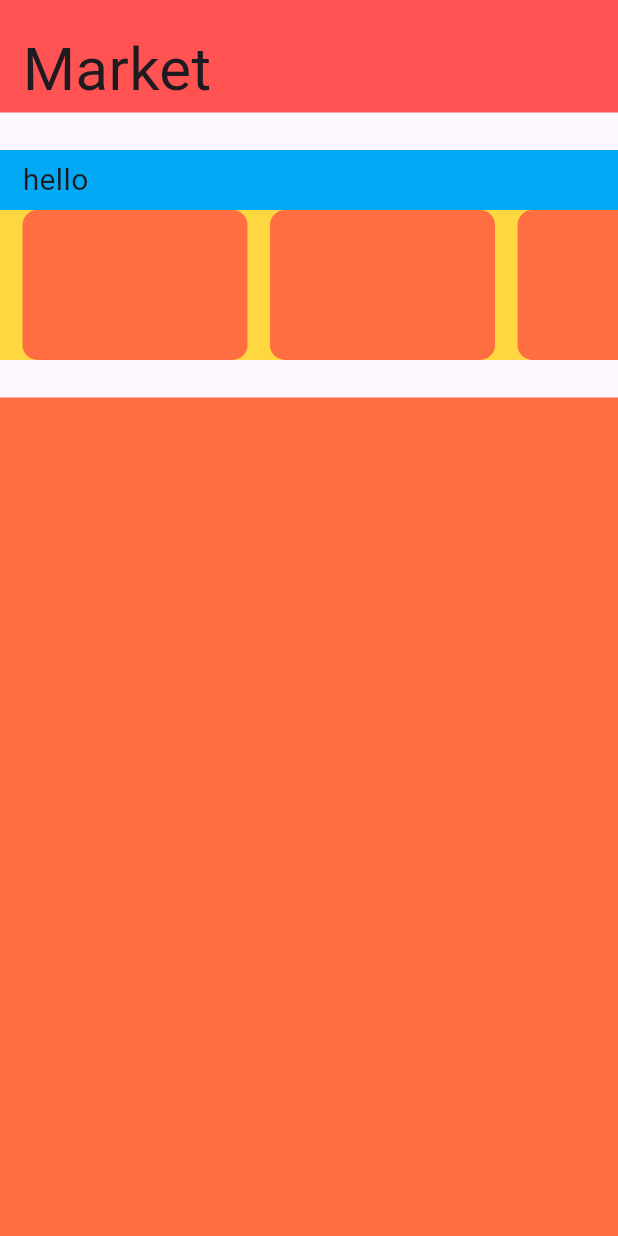
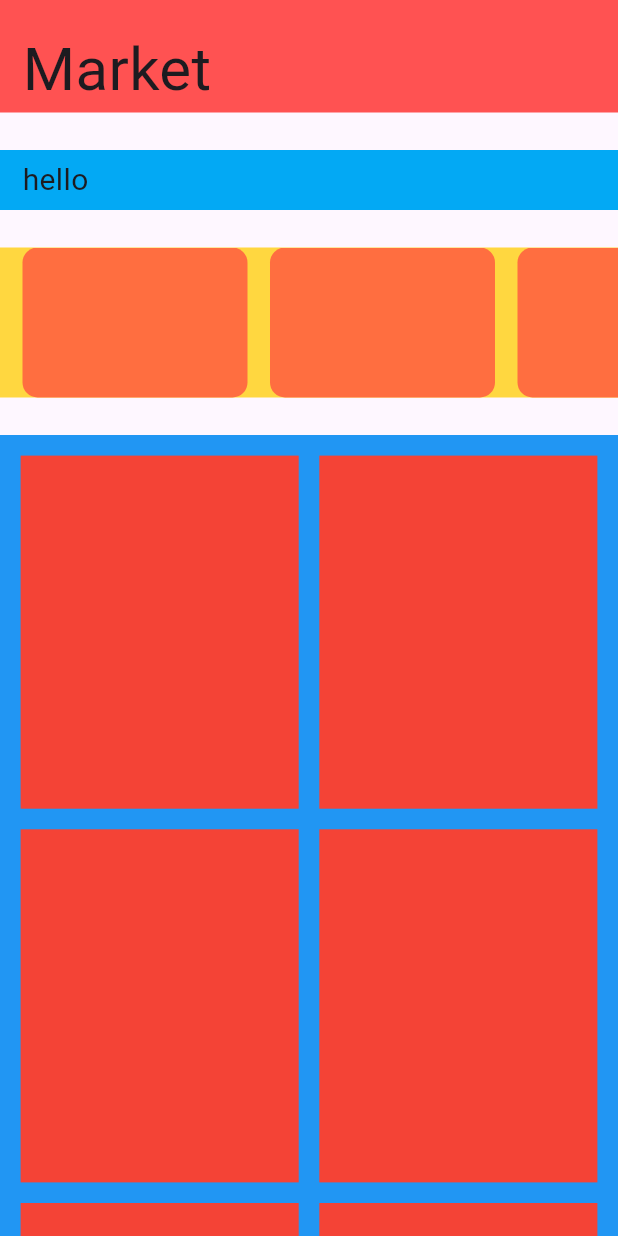
Before and after one commit to Zakariasma/Markt, a Flutter app: the screen it shows after launch, on a phone screen of 412 x 824 dp. Run offline on Flutter 3.47's test engine with Material 3 defaults, Android fonts, the phone set to English and light mode, and no system bars.

Commit message:
Add wrapper for show market card

```diff
--- a/lib/widget/category_list.dart
+++ b/lib/widget/category_list.dart
@@ -20,7 +20,7 @@ class _CategoryList extends State<CategoryList> {
           width: double.infinity,
           alignment: Alignment.centerLeft,
           color: Colors.lightBlue,
-          margin: const EdgeInsets.only(top: 25),
+          margin: const EdgeInsets.only(top: 25, bottom: 25),
           child: const Padding(
             padding: EdgeInsets.only(left: 15),
           child: Text(
@@ -37,7 +37,7 @@ class _CategoryList extends State<CategoryList> {
           color: Colors.amberAccent,
           child: ListView.builder(
             scrollDirection: Axis.horizontal,
-            itemCount: 20,
+            itemCount: 6,
             itemBuilder: (BuildContext context, int index) {
               return CategoryCard();
             },
--- /dev/null
+++ b/lib/widget/product_card.dart
@@ -0,0 +1,27 @@
+import 'package:flutter/material.dart';
+
+class ProductCard extends StatefulWidget{
+
+  @override
+  _ProductCard createState() => _ProductCard();
+
+}
+
+class _ProductCard extends State<ProductCard> {
+  @override
+  Widget build(BuildContext context) {
+    return LayoutBuilder(
+      builder: (BuildContext context, BoxConstraints constraints) {
+        double width = constraints.maxWidth * 0.45;
+        double marginPerfect = constraints.maxWidth * 0.03333;
+        return Container(
+          width: width,
+          height: width + 50,
+          color: Colors.red,
+          margin: EdgeInsets.only(left: marginPerfect, top: marginPerfect),
+        );
+      },
+    );
+  }
+
+}
--- a/lib/widget/product_list.dart
+++ b/lib/widget/product_list.dart
@@ -1,4 +1,5 @@
 import 'package:flutter/material.dart';
+import 'package:markt/widget/product_card.dart';
 
 class ProductList extends StatefulWidget{
 
@@ -14,9 +15,13 @@ class _ProductList extends State<ProductList> {
   Widget build(BuildContext context) {
     return Container(
       width: double.infinity,
-      height: 1000,
-      margin: EdgeInsets.only(top: 25),
-      color: Colors.deepOrangeAccent,
+      margin: EdgeInsets.only(top: 25, bottom: 25),
+      color: Colors.blue,
+      child: Wrap(
+        children: List.generate(10, (index) => ProductCard()),
+      ),
     );
   }
+
+
 }
```
